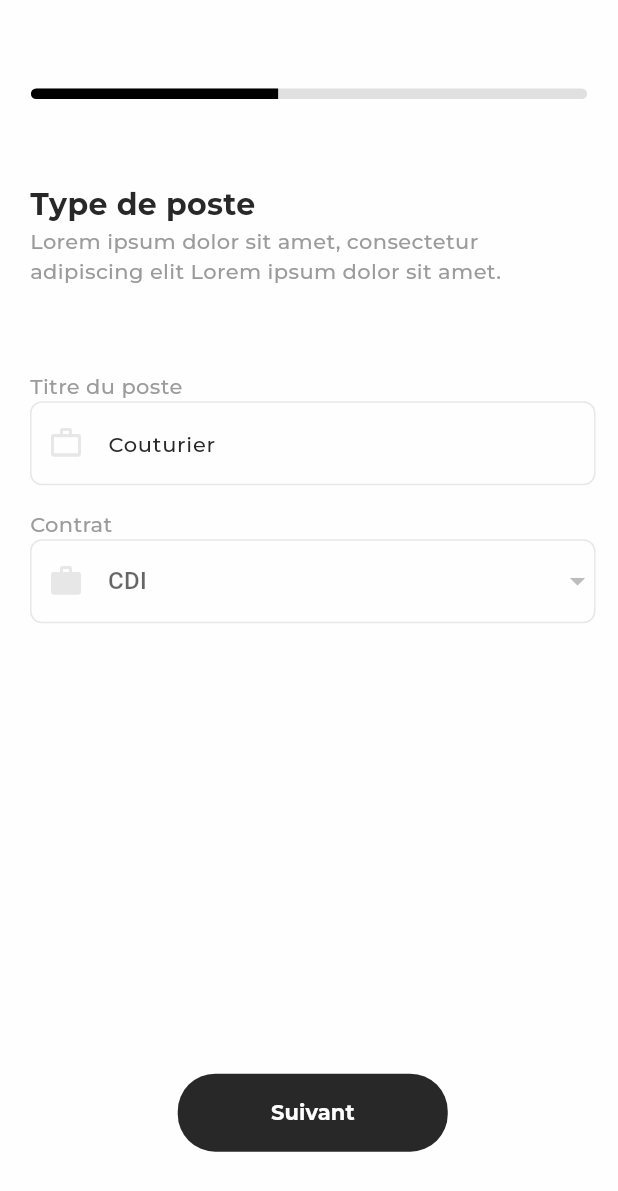
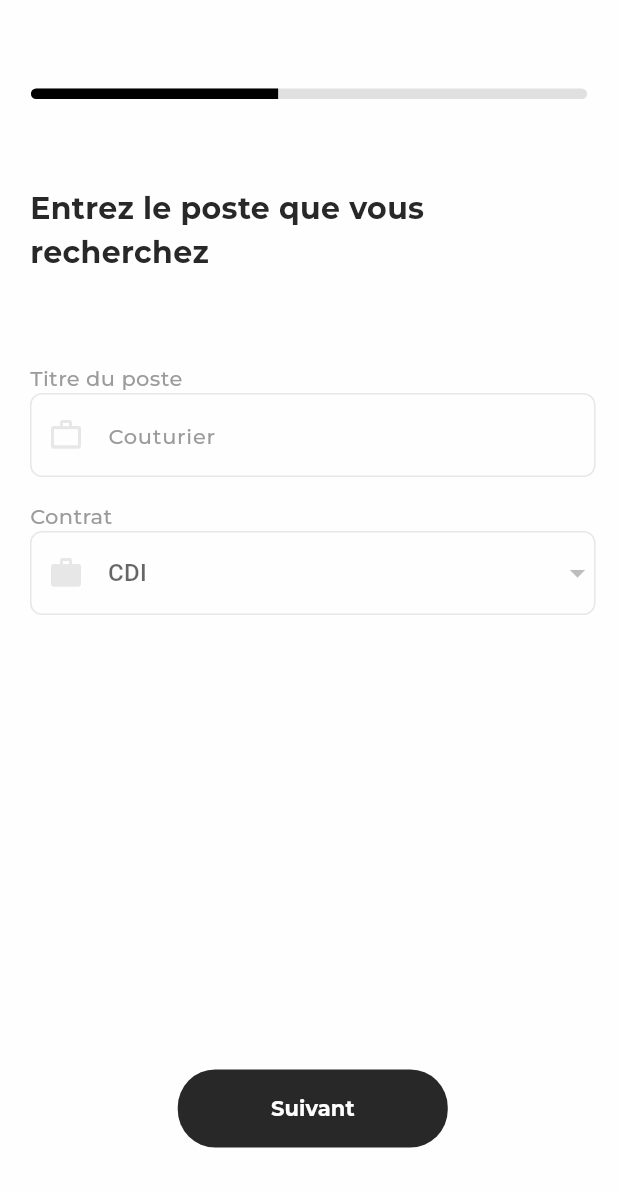
Before and after one commit to Xalovald/TalentZ, a Flutter app: the Form3Company screen opened directly, after a tap on "Suivant", on a phone screen of 412 x 824 dp. Shown: the top 1191 px of the screen. Run offline on Flutter 3.47's test engine with Material 3 defaults, Android fonts, the phone set to English and light mode, and no system bars; our stand-ins replace dio, flutter_card_swiper, flutter_carousel_widget, flutter_dotenv, flutter_svg, logger; accounts and stored records are empty; network calls fail; project files that could hold a hidden picture were left out.

Commit message:
little modifications and wordings advancement

```diff
--- a/talentz_mobile/lib/pages/Form/company/form3.dart
+++ b/talentz_mobile/lib/pages/Form/company/form3.dart
@@ -41,7 +41,8 @@ class _Form3CompanyState extends State<Form3Company> {
         automaticallyImplyLeading:
             false, // Supprimer le bouton de retour par défaut
         bottom: PreferredSize(
-          preferredSize: const Size.fromHeight(10.0), // Hauteur de la barre de progression
+          preferredSize:
+              const Size.fromHeight(10.0), // Hauteur de la barre de progression
           child: CustomProgressBar(
             width: MediaQuery.of(context).size.width,
             height: 7,
@@ -63,20 +64,11 @@ class _Form3CompanyState extends State<Form3Company> {
             Column(
               children: [
                 Text(
-                  'Lorem ipsum dolor sit amet, consectetur',
+                  'Avant de commencer, nous avons besoin d’informations.',
                   style: TextStyle(
                     color: CustomColors.black(),
                     fontSize: 20,
                     fontWeight: FontWeight.w700,
-                    fontFamily: "Montserrat",
-                  ),
-                ),
-                Text(
-                  'Lorem ipsum dolor sit amet, consectetur adipiscing elit Lorem ipsum dolor sit amet.',
-                  style: TextStyle(
-                    color: CustomColors.grey(),
-                    fontSize: 14, // Corrigé la taille de la police
-                    fontWeight: FontWeight.w500,
                     fontFamily: "Montserrat",
                   ),
                 ),
@@ -133,7 +125,7 @@ class _Form3CompanyState extends State<Form3Company> {
                                   'CEO/Fondateur', // Ajoute un placeholder
                               hintStyle: TextStyle(
                                 color: CustomColors
-                                    .black(), // Couleur du placeholder
+                                    .grey(), // Couleur du placeholder
                                 fontSize: 14,
                                 fontWeight: FontWeight.w500,
                                 fontFamily:
@@ -217,7 +209,7 @@ class _Form3CompanyState extends State<Form3Company> {
                                   '06.26.84.29.14', // Ajoute un placeholder
                               hintStyle: TextStyle(
                                 color: CustomColors
-                                    .black(), // Couleur du placeholder
+                                    .grey(), // Couleur du placeholder
                                 fontSize: 14,
                                 fontWeight: FontWeight.w500,
                                 fontFamily:
@@ -287,7 +279,7 @@ class _Form3CompanyState extends State<Form3Company> {
                                   'Jhondoe@gmail.com', // Ajoute un placeholder
                               hintStyle: TextStyle(
                                 color: CustomColors
-                                    .black(), // Couleur du placeholder
+                                    .grey(), // Couleur du placeholder
                                 fontSize:
                                     14, // Taille de la police du placeholder
                               ),
--- a/talentz_mobile/lib/pages/Form/company/form4.dart
+++ b/talentz_mobile/lib/pages/Form/company/form4.dart
@@ -90,20 +90,11 @@ class _Form4CompanyState extends State<Form4Company> {
               crossAxisAlignment: CrossAxisAlignment.start,
               children: [
                 Text(
-                  'Type de poste',
+                  'Entrez le poste que vous recherchez',
                   style: TextStyle(
                     color: CustomColors.black(),
                     fontSize: 20,
                     fontWeight: FontWeight.w700,
-                    fontFamily: "Montserrat",
-                  ),
-                ),
-                Text(
-                  'Lorem ipsum dolor sit amet, consectetur adipiscing elit Lorem ipsum dolor sit amet.',
-                  style: TextStyle(
-                    color: CustomColors.grey(),
-                    fontSize: 14, // Corrigé la taille de la police
-                    fontWeight: FontWeight.w500,
                     fontFamily: "Montserrat",
                   ),
                 ),
@@ -160,7 +151,7 @@ class _Form4CompanyState extends State<Form4Company> {
                               hintText: 'Couturier', // Ajoute un placeholder
                               hintStyle: TextStyle(
                                 color: CustomColors
-                                    .black(), // Couleur du placeholder
+                                    .grey(), // Couleur du placeholder
                                 fontSize: 14,
                                 fontWeight: FontWeight.w500,
                                 fontFamily:
@@ -224,7 +215,7 @@ class _Form4CompanyState extends State<Form4Company> {
                               hintText: 'CDI', // Ajoute un placeholder
                               hintStyle: TextStyle(
                                 color: CustomColors
-                                    .black(), // Couleur du placeholder
+                                    .grey(), // Couleur du placeholder
                                 fontSize: 14,
                                 fontWeight: FontWeight.w500,
                                 fontFamily:
@@ -236,10 +227,13 @@ class _Form4CompanyState extends State<Form4Company> {
                                     .lightGrey2(), // Couleur de l'icône
                               ),
                             ),
-                            value: contractList.isNotEmpty ? contractList[_selectedCountract]["nom"] : "",
+                            value: contractList.isNotEmpty
+                                ? contractList[_selectedCountract]["nom"]
+                                : "",
                             onChanged: (String? newValue) {
                               setState(() {
-                                _selectedCountract = contractList.indexWhere((e) => e["nom"] == newValue!);
+                                _selectedCountract = contractList
+                                    .indexWhere((e) => e["nom"] == newValue!);
                               });
                             },
                             items: contractList
@@ -270,8 +264,7 @@ class _Form4CompanyState extends State<Form4Company> {
                   Navigator.push(
                     context,
                     MaterialPageRoute(
-                      builder: (context) =>
-                        const Form5Company(),
+                      builder: (context) => const Form5Company(),
                     ),
                   ),
                 },
```
Also changed, not shown: talentz_mobile/lib/pages/Form/company/form1.dart (+10 -19 lines), talentz_mobile/lib/pages/Form/company/form2.dart (+5 -14 lines), talentz_mobile/lib/pages/Form/company/form5.dart (+4 -9 lines), talentz_mobile/lib/pages/Form/company/form6.dart (+21 -27 lines), talentz_mobile/lib/pages/Form/company/form8.dart (+18 -22 lines), talentz_mobile/lib/pages/Form/company/form9.dart (+24 -20 lines), talentz_mobile/lib/pages/main_pages/profil_page.dart (+59 -55 lines).
